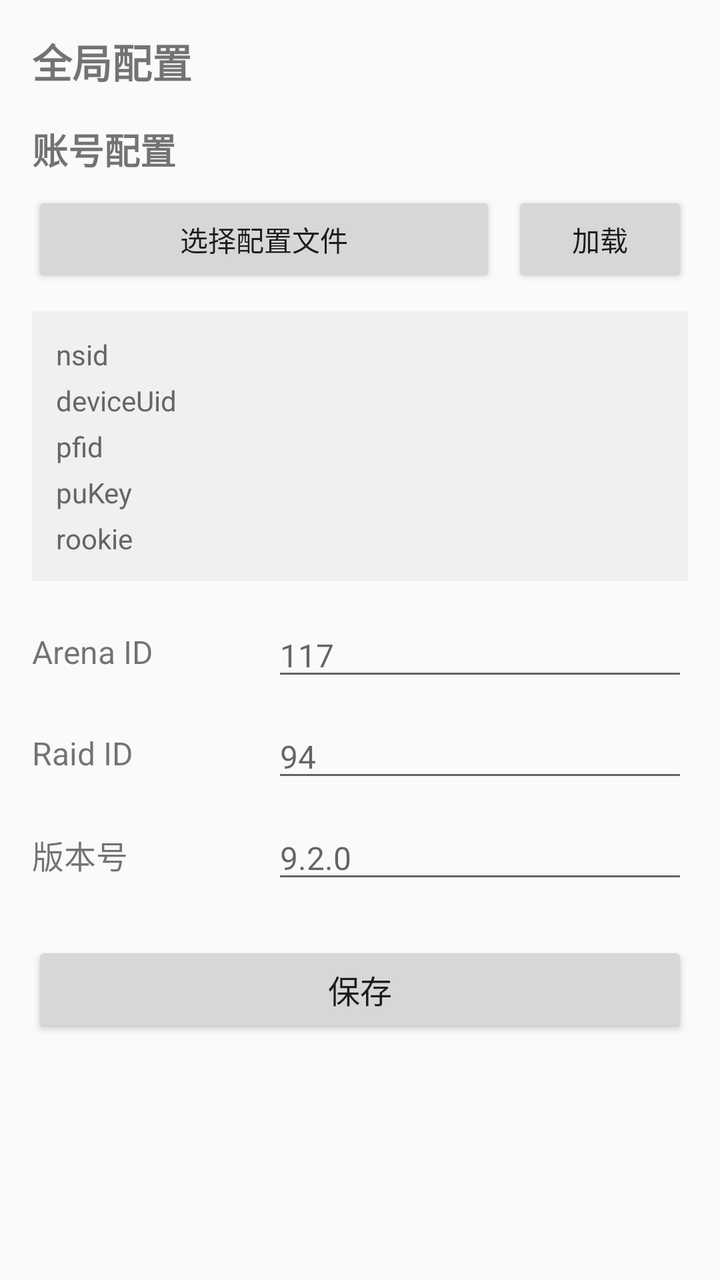
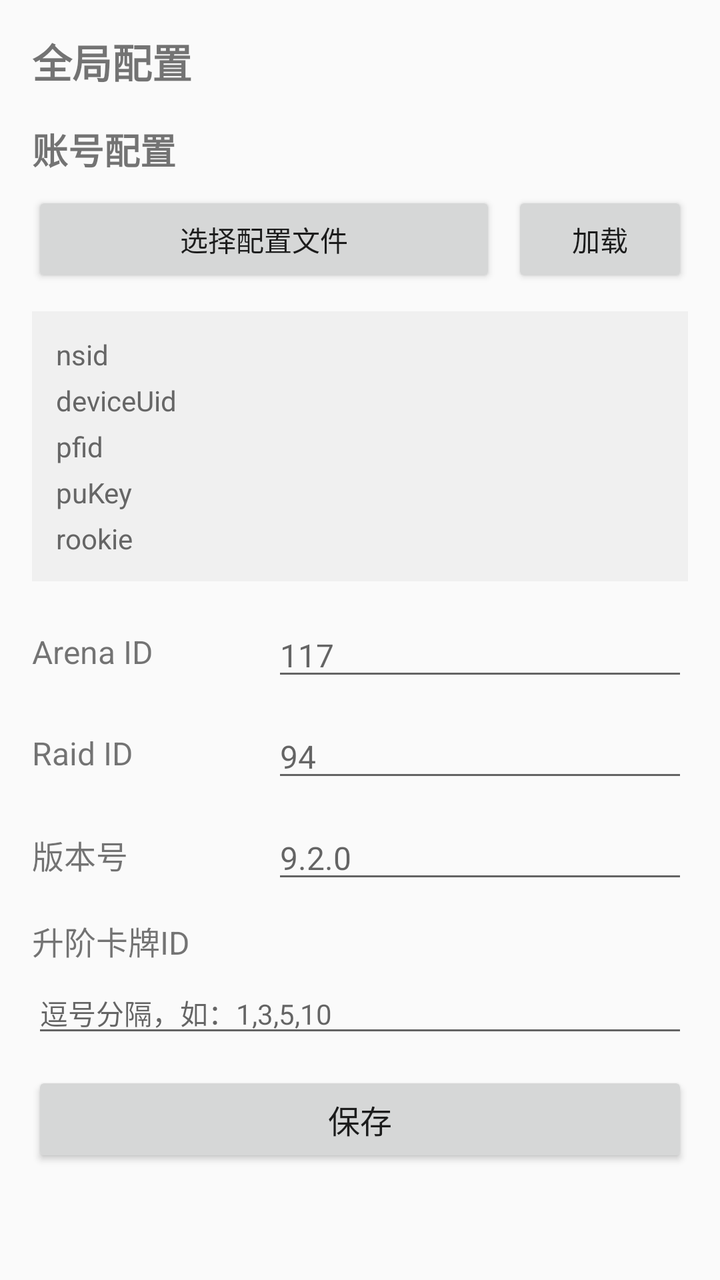

Two renders of the same Android screen: before a commit and after it. Below are the layout's source before the change and the commit's diff.
<!-- AndroidManifest.xml: application theme AppTheme -->
<!-- res/layout/fragment_settings.xml -->
<?xml version="1.0" encoding="utf-8"?>
<LinearLayout xmlns:android="http://schemas.android.com/apk/res/android"
              android:layout_width="match_parent"
              android:layout_height="match_parent"
              android:orientation="vertical"
              android:padding="16dp">

    <TextView
            android:layout_width="match_parent"
            android:layout_height="wrap_content"
            android:text="@string/settings_title"
            android:textSize="20sp"
            android:textStyle="bold"
            android:layout_marginBottom="16dp"/>

    
    <TextView
            android:layout_width="match_parent"
            android:layout_height="wrap_content"
            android:text="@string/account_config_title"
            android:textSize="18sp"
            android:textStyle="bold"
            android:layout_marginBottom="8dp"/>

    <LinearLayout
            android:layout_width="match_parent"
            android:layout_height="wrap_content"
            android:orientation="horizontal"
            android:gravity="center_vertical"
            android:layout_marginBottom="12dp">

        <Button
                android:id="@+id/btn_select_config_file"
                android:layout_width="0dp"
                android:layout_height="wrap_content"
                android:layout_weight="1"
                android:text="@string/btn_select_config_file"
                android:textSize="14sp"/>

        <Button
                android:id="@+id/btn_load_config"
                android:layout_width="wrap_content"
                android:layout_height="wrap_content"
                android:layout_marginStart="8dp"
                android:text="@string/btn_load_config"
                android:textSize="14sp"/>
    </LinearLayout>

    
    <LinearLayout
            android:id="@+id/account_info_section"
            android:layout_width="match_parent"
            android:layout_height="wrap_content"
            android:orientation="vertical"
            android:padding="12dp"
            android:background="#F0F0F0"
            android:layout_marginBottom="16dp"
            android:visibility="visible">

        
        <LinearLayout
                android:layout_width="match_parent"
                android:layout_height="wrap_content"
                android:orientation="horizontal"
                android:layout_marginBottom="4dp">

            <TextView
                    android:layout_width="100dp"
                    android:layout_height="wrap_content"
                    android:text="@string/account_info_nsid"
                    android:textSize="14sp"
                    android:textColor="#666666"/>

            <TextView
                    android:id="@+id/text_nsid"
                    android:layout_width="0dp"
                    android:layout_height="wrap_content"
                    android:layout_weight="1"
                    android:textSize="14sp"
                    android:textIsSelectable="true"/>
        </LinearLayout>

        
        <LinearLayout
                android:layout_width="match_parent"
                android:layout_height="wrap_content"
                android:orientation="horizontal"
                android:layout_marginBottom="4dp">

            <TextView
                    android:layout_width="100dp"
                    android:layout_height="wrap_content"
                    android:text="@string/account_info_device_uid"
                    android:textSize="14sp"
                    android:textColor="#666666"/>

            <TextView
                    android:id="@+id/text_device_uid"
                    android:layout_width="0dp"
                    android:layout_height="wrap_content"
                    android:layout_weight="1"
                    android:textSize="14sp"
                    android:textIsSelectable="true"/>
        </LinearLayout>

        
        <LinearLayout
                android:layout_width="match_parent"
                android:layout_height="wrap_content"
                android:orientation="horizontal"
                android:layout_marginBottom="4dp">

            <TextView
                    android:layout_width="100dp"
                    android:layout_height="wrap_content"
                    android:text="@string/account_info_pfid"
                    android:textSize="14sp"
                    android:textColor="#666666"/>

            <TextView
                    android:id="@+id/text_pfid"
                    android:layout_width="0dp"
                    android:layout_height="wrap_content"
                    android:layout_weight="1"
                    android:textSize="14sp"/>
        </LinearLayout>

        
        <LinearLayout
                android:layout_width="match_parent"
                android:layout_height="wrap_content"
                android:orientation="horizontal"
                android:layout_marginBottom="4dp">

            <TextView
                    android:layout_width="100dp"
                    android:layout_height="wrap_content"
                    android:text="@string/account_info_pukey"
                    android:textSize="14sp"
                    android:textColor="#666666"/>

            <TextView
                    android:id="@+id/text_pukey"
                    android:layout_width="0dp"
                    android:layout_height="wrap_content"
                    android:layout_weight="1"
                    android:textSize="14sp"
                    android:textIsSelectable="true"/>
        </LinearLayout>

        
        <LinearLayout
                android:layout_width="match_parent"
                android:layout_height="wrap_content"
                android:orientation="horizontal">

            <TextView
                    android:layout_width="100dp"
                    android:layout_height="wrap_content"
                    android:text="@string/account_info_rookie"
                    android:textSize="14sp"
                    android:textColor="#666666"/>

            <TextView
                    android:id="@+id/text_rookie"
                    android:layout_width="0dp"
                    android:layout_height="wrap_content"
                    android:layout_weight="1"
                    android:textSize="14sp"/>
        </LinearLayout>
    </LinearLayout>

    
    <LinearLayout
            android:layout_width="match_parent"
            android:layout_height="wrap_content"
            android:orientation="horizontal"
            android:gravity="center_vertical"
            android:layout_marginBottom="12dp">

        <TextView
                android:layout_width="120dp"
                android:layout_height="wrap_content"
                android:text="@string/settings_arena_id"
                android:textSize="16sp"/>

        <EditText
                android:id="@+id/edit_arena_id"
                android:layout_width="0dp"
                android:layout_height="wrap_content"
                android:layout_weight="1"
                android:inputType="number"
                android:hint="117"
                android:textSize="16sp"/>
    </LinearLayout>

    
    <LinearLayout
            android:layout_width="match_parent"
            android:layout_height="wrap_content"
            android:orientation="horizontal"
            android:gravity="center_vertical"
            android:layout_marginBottom="12dp">

        <TextView
                android:layout_width="120dp"
                android:layout_height="wrap_content"
                android:text="@string/settings_raid_id"
                android:textSize="16sp"/>

        <EditText
                android:id="@+id/edit_raid_id"
                android:layout_width="0dp"
                android:layout_height="wrap_content"
                android:layout_weight="1"
                android:inputType="text"
                android:hint="94"
                android:textSize="16sp"/>
    </LinearLayout>

    
    <LinearLayout
            android:layout_width="match_parent"
            android:layout_height="wrap_content"
            android:orientation="horizontal"
            android:gravity="center_vertical"
            android:layout_marginBottom="24dp">

        <TextView
                android:layout_width="120dp"
                android:layout_height="wrap_content"
                android:text="@string/settings_appli_version"
                android:textSize="16sp"/>

        <EditText
                android:id="@+id/edit_appli_version"
                android:layout_width="0dp"
                android:layout_height="wrap_content"
                android:layout_weight="1"
                android:inputType="text"
                android:hint="9.2.0"
                android:textSize="16sp"/>
    </LinearLayout>

    
    <Button
            android:id="@+id/btn_save_settings"
            android:layout_width="match_parent"
            android:layout_height="wrap_content"
            android:text="@string/btn_save"
            android:textSize="16sp"/>

</LinearLayout>
<!-- resources referenced by this layout -->
<resources>
  <string name="account_config_title">账号配置</string>
  <string name="account_info_device_uid">deviceUid</string>
  <string name="account_info_nsid">nsid</string>
  <string name="account_info_pfid">pfid</string>
  <string name="account_info_pukey">puKey</string>
  <string name="account_info_rookie">rookie</string>
  <string name="btn_load_config">加载</string>
  <string name="btn_save">保存</string>
  <string name="btn_select_config_file">选择配置文件</string>
  <string name="settings_appli_version">版本号</string>
  <string name="settings_arena_id">Arena ID</string>
  <string name="settings_raid_id">Raid ID</string>
  <string name="settings_title">全局配置</string>
  <style name="AppTheme" parent="Theme.AppCompat.Light.DarkActionBar">
          
          <item name="colorPrimary">@color/colorPrimary</item>
          <item name="colorPrimaryDark">@color/colorPrimaryDark</item>
          <item name="colorAccent">@color/colorAccent</item>
      </style>
  <color name="colorPrimary">#008577</color>
  <color name="colorPrimaryDark">#00574B</color>
  <color name="colorAccent">#D81B60</color>
</resources>

<!-- the commit's change to res/layout/fragment_settings.xml (unified diff, before → after) -->
@@ -224,7 +224,7 @@
             android:layout_height="wrap_content"
             android:orientation="horizontal"
             android:gravity="center_vertical"
-            android:layout_marginBottom="24dp">
+            android:layout_marginBottom="12dp">
 
         <TextView
                 android:layout_width="120dp"
@@ -243,6 +243,31 @@
     </LinearLayout>
 
     
+    <LinearLayout
+            android:layout_width="match_parent"
+            android:layout_height="wrap_content"
+            android:orientation="vertical"
+            android:layout_marginBottom="12dp">
+
+        <TextView
+                android:layout_width="match_parent"
+                android:layout_height="wrap_content"
+                android:text="@string/settings_card_upgrade_id_list"
+                android:textSize="16sp"
+                android:layout_marginBottom="4dp"/>
+
+        <EditText
+                android:id="@+id/edit_card_upgrade_id_list"
+                android:layout_width="match_parent"
+                android:layout_height="wrap_content"
+                android:minLines="3"
+                android:inputType="text"
+                android:hint="@string/settings_card_upgrade_id_list_hint"
+                android:textSize="14sp"
+                android:gravity="top|start"/>
+    </LinearLayout>
+
+    
     <Button
             android:id="@+id/btn_save_settings"
             android:layout_width="match_parent"
<!-- resource entries referenced after the edit -->
@@ -11,6 +11,8 @@
   <string name="btn_select_config_file">选择配置文件</string>
   <string name="settings_appli_version">版本号</string>
   <string name="settings_arena_id">Arena ID</string>
+  <string name="settings_card_upgrade_id_list">升阶卡牌ID</string>
+  <string name="settings_card_upgrade_id_list_hint">逗号分隔，如：1,3,5,10</string>
   <string name="settings_raid_id">Raid ID</string>
   <string name="settings_title">全局配置</string>
   <style name="AppTheme" parent="Theme.AppCompat.Light.DarkActionBar">
